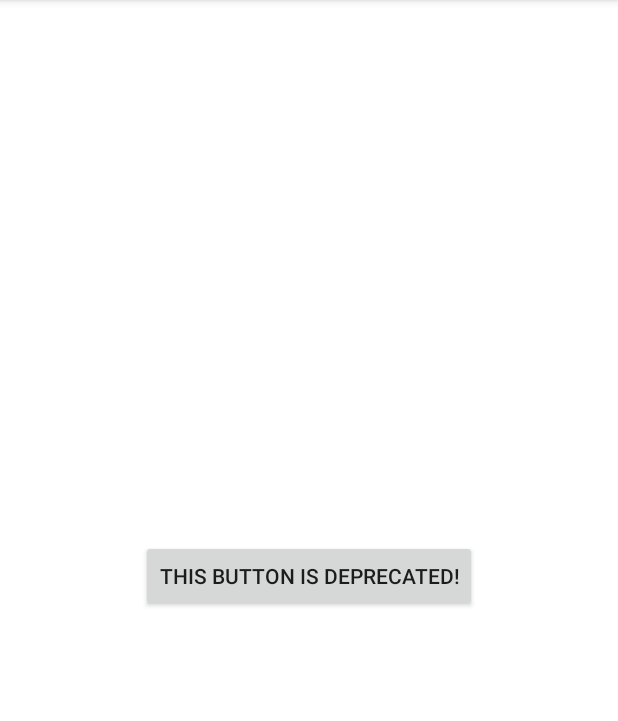
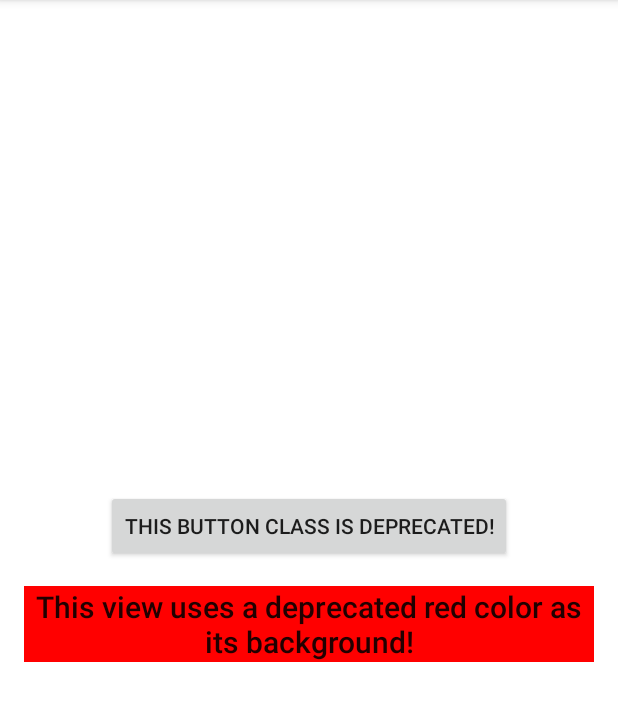
Before and after one commit to alexjlockwood/android-lint-checks-demo, an Android app: the screen it shows after launch (MainActivity), on a phone screen of 412 x 824 dp, the part 84-805 px from its top. Run offline under Robolectric (Android 15) with nearby library versions, the phone set to English and light mode, and no system bars.

```diff
--- a/app/src/main/res/layout/activity_main.xml
+++ b/app/src/main/res/layout/activity_main.xml
@@ -1,23 +1,35 @@
 <?xml version="1.0" encoding="utf-8"?>
-<androidx.constraintlayout.widget.ConstraintLayout xmlns:android="http://schemas.android.com/apk/res/android"
+<LinearLayout xmlns:android="http://schemas.android.com/apk/res/android"
     xmlns:app="http://schemas.android.com/apk/res-auto"
     xmlns:tools="http://schemas.android.com/tools"
     android:layout_width="match_parent"
     android:layout_height="match_parent"
+    android:gravity="center"
+    android:orientation="vertical"
     android:padding="16dp"
-    tools:context="com.lyft.android.app.MainActivity">
+    tools:context="com.lyft.android.app.MainActivity"
+    tools:ignore="HardcodedText" >
 
     <!-- Using DeprecatedButton in layout XML is prohibited by the
          DeprecatedButtonLayoutXmlDetector custom lint check. -->
     <com.lyft.android.ui.DeprecatedButton
         android:layout_width="wrap_content"
         android:layout_height="wrap_content"
-        android:gravity="center"
-        android:text="This button is deprecated!"
+        android:text="This button class is deprecated!"
         app:layout_constraintBottom_toBottomOf="parent"
         app:layout_constraintLeft_toLeftOf="parent"
         app:layout_constraintRight_toRightOf="parent"
-        app:layout_constraintTop_toTopOf="parent"
-        tools:ignore="HardcodedText" />
+        app:layout_constraintTop_toTopOf="parent"/>
 
-</androidx.constraintlayout.widget.ConstraintLayout>
+    <!-- Referencing the `@color/deprecated_red` color resource is prohibited
+         by the `DeprecatedRedColorLayoutXmlDetector` custom lint check. -->
+    <TextView
+        android:layout_width="wrap_content"
+        android:layout_height="wrap_content"
+        android:layout_marginTop="16dp"
+        android:gravity="center"
+        android:background="@color/deprecated_red"
+        android:textAppearance="@style/TextAppearance.AppCompat.Title"
+        android:text="This view uses a deprecated red color as its background!"/>
+
+</LinearLayout>
--- /dev/null
+++ b/app/src/main/res/values/deprecated_colors.xml
@@ -0,0 +1,5 @@
+<resources>
+
+    <color name="deprecated_red">#ff0000</color>
+
+</resources>
--- a/checks/src/main/java/com/lyft/android/lint/checks/IssueRegistry.kt
+++ b/checks/src/main/java/com/lyft/android/lint/checks/IssueRegistry.kt
@@ -17,6 +17,9 @@ class IssueRegistry : IssueRegistry() {
 
     override val issues: List<Issue> = listOf(
         DeprecatedButtonConstructorDetector.ISSUE,
-        DeprecatedButtonLayoutXmlDetector.ISSUE
+        DeprecatedButtonLayoutXmlDetector.ISSUE,
+        DeprecatedRedColorLayoutXmlDetector.ISSUE,
+        DeprecatedRedColorResourceReferenceDetector.ISSUE,
+        ToastMethodCallDetector.ISSUE
     )
 }
```
Also changed, not shown: app/src/main/java/com/lyft/android/app/MainActivity.kt (+14 -2 lines), checks/src/main/java/com/lyft/android/lint/checks/DeprecatedRedColorLayoutXmlDetector.kt (added, +72 -0 lines), checks/src/main/java/com/lyft/android/lint/checks/DeprecatedRedColorResourceReferenceDetector.kt (added, +61 -0 lines), 2 other files.
